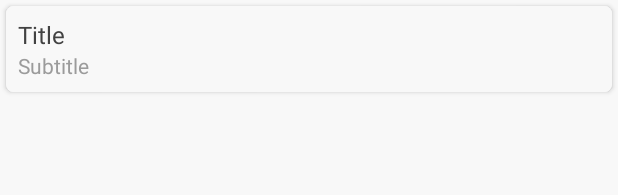
After one commit to Androideity/AndroidStudioTutorials, an Android app: the layout row_anime_v2.xml on its own in the app's theme, with its tools: preview values and no code run, on a phone screen of 412 x 824 dp. The commit adds this screen. Shown: the top 195 px of the screen. Run offline under Robolectric (Android 15) with nearby library versions, the phone set to English and light mode, and no system bars.

Commit message:
Se integran cambios para mostrar animaciones en el ejemplo de Recycler View

```diff
--- a/RecyclerViewExample/app/build.gradle
+++ b/RecyclerViewExample/app/build.gradle
@@ -31,4 +31,5 @@ dependencies {
     compile 'com.jakewharton:butterknife:7.0.1'
     compile 'com.squareup.picasso:picasso:2.5.2'
     compile 'com.google.code.gson:gson:2.2.3'
+    compile 'jp.wasabeef:recyclerview-animators:2.2.0'
 }
--- a/RecyclerViewExample/app/src/main/AndroidManifest.xml
+++ b/RecyclerViewExample/app/src/main/AndroidManifest.xml
@@ -2,7 +2,7 @@
 <manifest xmlns:android="http://schemas.android.com/apk/res/android"
     package="com.androideity.recyclerviewexample">
 
-    <uses-permission android:name="android.permission.INTERNET"/>
+    <uses-permission android:name="android.permission.INTERNET" />
 
     <application
         android:allowBackup="true"
@@ -11,7 +11,7 @@
         android:supportsRtl="true"
         android:theme="@style/AppTheme">
         <activity
-            android:name=".MainActivity"
+            android:name=".activities.MainActivity"
             android:label="@string/title_activity_main">
             <intent-filter>
                 <action android:name="android.intent.action.MAIN" />
--- a/RecyclerViewExample/app/src/main/java/com/androideity/recyclerviewexample/utils/Constants.java
+++ b/RecyclerViewExample/app/src/main/java/com/androideity/recyclerviewexample/utils/Constants.java
@@ -6,4 +6,7 @@ package com.androideity.recyclerviewexample.utils;
 public class Constants {
 
     public static final String JSON_FILE_NAME = "anime_winter_2016";
+    public static final String EXTRA_PARAM_ID = "anime_id";
+    public static final String EXTRA_PARAM_TITLE = "anime_title";
+    public static final String EXTRA_PARAM_PHOTO = "anime_photo";
 }
--- a/RecyclerViewExample/app/src/main/java/com/androideity/recyclerviewexample/utils/SpacesItemDecoration.java
+++ b/RecyclerViewExample/app/src/main/java/com/androideity/recyclerviewexample/utils/SpacesItemDecoration.java
@@ -5,7 +5,8 @@ import android.support.v7.widget.RecyclerView;
 import android.view.View;
 
 /**
- * Created by Condesa on 07/02/16.
+ * Created by Suleiman on 26-07-2015.
+ * http://blog.grafixartist.com/pinterest-masonry-layout-staggered-grid/
  */
 public class SpacesItemDecoration extends RecyclerView.ItemDecoration {
 
--- a/RecyclerViewExample/app/src/main/res/layout/activity_main.xml
+++ b/RecyclerViewExample/app/src/main/res/layout/activity_main.xml
@@ -2,10 +2,11 @@
 <android.support.design.widget.CoordinatorLayout xmlns:android="http://schemas.android.com/apk/res/android"
     xmlns:app="http://schemas.android.com/apk/res-auto"
     xmlns:tools="http://schemas.android.com/tools"
+    android:id="@+id/coordinator_layout"
     android:layout_width="match_parent"
     android:layout_height="match_parent"
     android:fitsSystemWindows="true"
-    tools:context="com.androideity.recyclerviewexample.MainActivity">
+    tools:context=".activities.MainActivity">
 
     <android.support.design.widget.AppBarLayout
         android:layout_width="match_parent"
--- a/RecyclerViewExample/app/src/main/res/layout/content_main.xml
+++ b/RecyclerViewExample/app/src/main/res/layout/content_main.xml
@@ -7,5 +7,5 @@
     android:layout_width="match_parent"
     android:layout_height="match_parent"
     app:layout_behavior="@string/appbar_scrolling_view_behavior"
-    tools:context="com.androideity.recyclerviewexample.MainActivity"
+    tools:context=".activities.MainActivity"
     tools:showIn="@layout/activity_main"/>
--- /dev/null
+++ b/RecyclerViewExample/app/src/main/res/layout/row_anime_v2.xml
@@ -0,0 +1,43 @@
+<?xml version="1.0" encoding="utf-8"?>
+<android.support.v7.widget.CardView
+    xmlns:android="http://schemas.android.com/apk/res/android"
+    xmlns:card_view="http://schemas.android.com/apk/res-auto"
+    android:layout_width="wrap_content"
+    android:layout_height="wrap_content"
+    android:layout_margin="@dimen/margin_small"
+    card_view:cardCornerRadius="@dimen/card_corner_radius"
+    card_view:cardElevation="@dimen/card_elevation">
+
+    <LinearLayout
+        android:id="@+id/container_holder"
+        android:layout_width="wrap_content"
+        android:layout_height="wrap_content"
+        android:orientation="vertical">
+        <ImageView
+            android:id="@+id/image_anime"
+            android:layout_width="match_parent"
+            android:layout_height="match_parent"
+            android:scaleType="centerCrop"
+            android:transitionName="transition_image_anime"/>
+        <RelativeLayout
+            android:layout_width="wrap_content"
+            android:layout_height="wrap_content"
+            android:background="@color/backgroundController">
+            <LinearLayout
+                android:layout_width="match_parent"
+                android:layout_height="wrap_content"
+                android:padding="@dimen/margin_medium"
+                android:orientation="vertical"
+                android:layout_centerVertical="true">
+                <TextView
+                    android:id="@+id/label_title"
+                    style="@style/LabelTitle"
+                    android:text="Title"/>
+                <TextView
+                    android:id="@+id/label_genders"
+                    style="@style/LabelContent"
+                    android:text="Subtitle"/>
+            </LinearLayout>
+        </RelativeLayout>
+    </LinearLayout>
+</android.support.v7.widget.CardView>
--- a/RecyclerViewExample/app/src/main/res/values/dimens.xml
+++ b/RecyclerViewExample/app/src/main/res/values/dimens.xml
@@ -18,4 +18,5 @@
 
     <dimen name="card_corner_radius">5dp</dimen>
     <dimen name="card_elevation">2dp</dimen>
+    <dimen name="fab_margin">16dp</dimen>
 </resources>
--- a/RecyclerViewExample/app/src/main/res/values/strings.xml
+++ b/RecyclerViewExample/app/src/main/res/values/strings.xml
@@ -1,4 +1,7 @@
 <resources>
     <string name="app_name">RecyclerViewExample</string>
     <string name="title_activity_main">AnimeReviews</string>
+    <string name="menu_show_as_list">Show as list</string>
+    <string name="menu_show_as_grid">Show as grid</string>
+    <string name="title_activity_detail">DetailActivity</string>
 </resources>
```
Also changed, not shown: RecyclerViewExample/app/src/main/assets/json/anime_winter_2016.json (+6 -6 lines), RecyclerViewExample/app/src/main/java/com/androideity/recyclerviewexample/activities/MainActivity.java (renamed from RecyclerViewExample/app/src/main/java/com/androideity/recyclerviewexample/MainActivity.java, +58 -12 lines), RecyclerViewExample/app/src/main/java/com/androideity/recyclerviewexample/adapter/AnimeAdapter.java (+4 -8 lines), RecyclerViewExample/app/src/main/res/menu/menu_main.xml (added, +13 -0 lines), RecyclerViewExample/app/src/main/res/drawable/ic_action_grid.png (added), RecyclerViewExample/app/src/main/res/drawable/ic_action_list.png (added).
